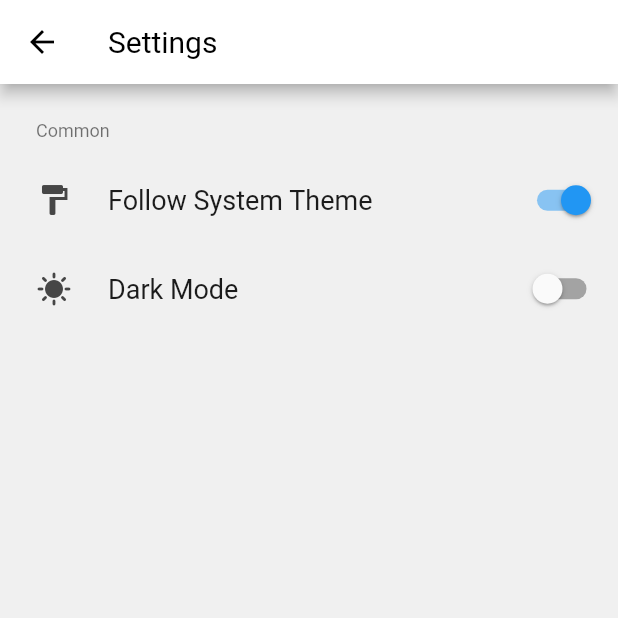
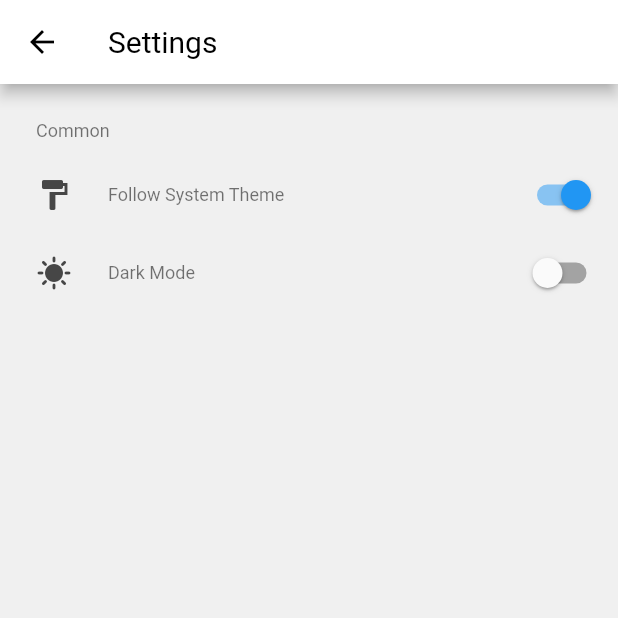
Before and after one commit to JackWangCA/RideShare-App, a Flutter app: the screen it shows after launch, in the side drawer, after a tap on "Settings", on a phone screen of 412 x 824 dp, the top half of it. Run offline on Flutter 3.47's test engine with Material 2 defaults, Android fonts, the phone set to English and light mode, and no system bars; drawn by our look-alikes of settings_ui; our stand-ins replace shared_preferences.

Commit message:
Update settings.dart

```diff
--- a/rideshare/lib/settings.dart
+++ b/rideshare/lib/settings.dart
@@ -27,7 +27,8 @@ class SettingsPage extends StatelessWidget {
                 },
                 initialValue: themeProvider.isSystem,
                 leading: Icon(Icons.format_paint),
-                title: Text('Follow System Theme'),
+                title: Text('Follow System Theme',
+                    style: Theme.of(context).textTheme.bodySmall),
               ),
               SettingsTile.switchTile(
                 onToggle: (value) {
@@ -36,7 +37,8 @@ class SettingsPage extends StatelessWidget {
                 initialValue: themeProvider.isDark,
                 enabled: !themeProvider.isSystem,
                 leading: Icon(Icons.sunny),
-                title: Text('Dark Mode'),
+                title: Text('Dark Mode',
+                    style: Theme.of(context).textTheme.bodySmall),
               ),
             ],
           ),
```
